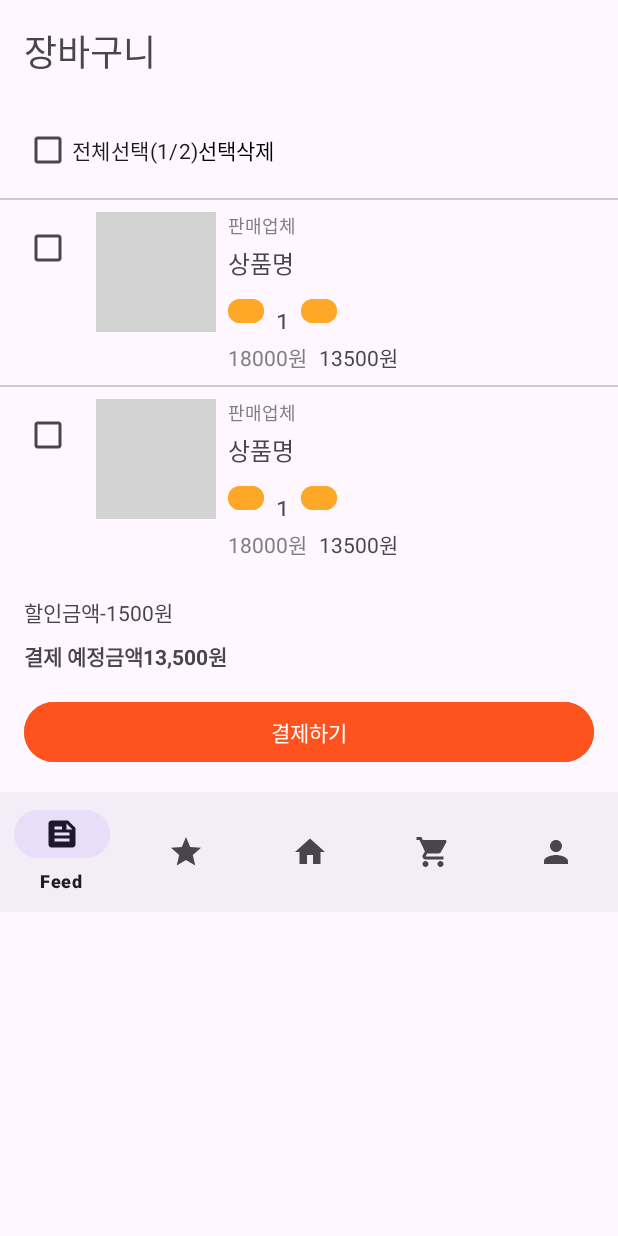
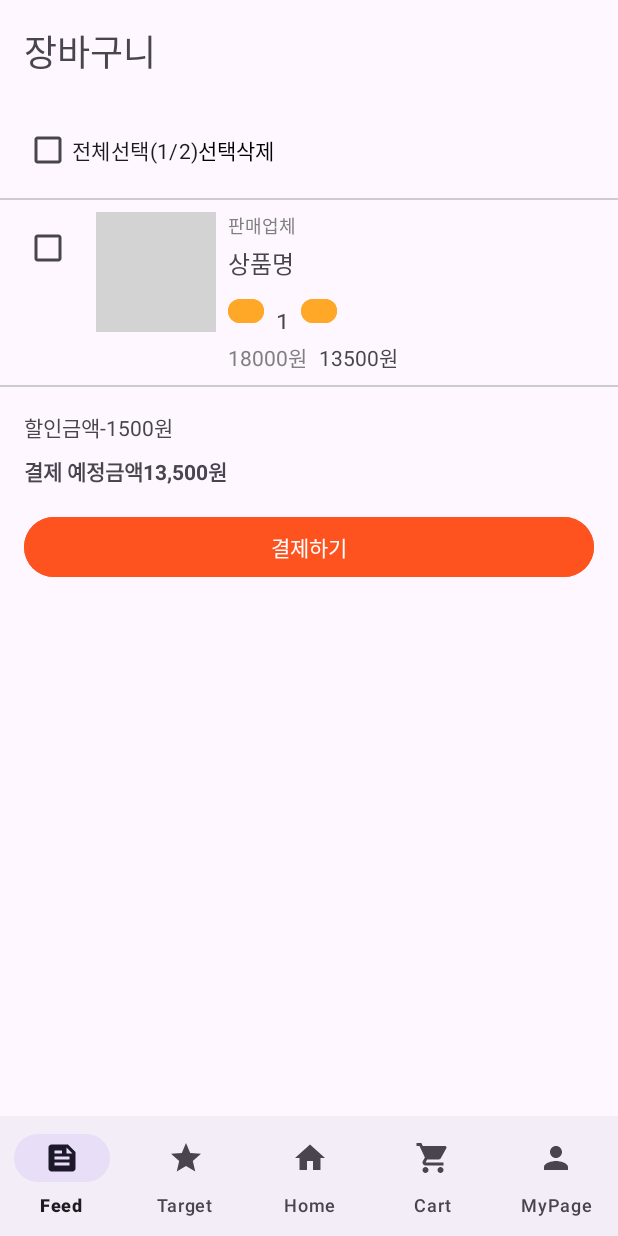
Before and after one commit to SWchangUpCapston/OMR_Application, an Android app: the layout activity_cart.xml on its own in the app's theme, with its tools: preview values and no code run, on a phone screen of 412 x 824 dp. Run offline under Robolectric (Android 15) with nearby library versions, the phone set to English and light mode, and no system bars.

Commit message:
페이지별 하단 메뉴바 생성

```diff
--- a/app/src/main/res/layout/activity_cart.xml
+++ b/app/src/main/res/layout/activity_cart.xml
@@ -1,9 +1,21 @@
 <?xml version="1.0" encoding="utf-8"?>
-<LinearLayout xmlns:android="http://schemas.android.com/apk/res/android"
+<RelativeLayout xmlns:android="http://schemas.android.com/apk/res/android"
     xmlns:app="http://schemas.android.com/apk/res-auto"
+    android:layout_width="match_parent"
+    android:layout_height="match_parent">
+
+    <!-- Scrollable 콘텐츠 -->
+    <ScrollView
+        android:id="@+id/scroll_container"
+        android:layout_width="match_parent"
+        android:layout_height="match_parent"
+        android:layout_above="@id/bottom_navigation">
+
+        <LinearLayout
             android:orientation="vertical"
             android:layout_width="match_parent"
-    android:layout_height="match_parent">
+            android:layout_height="wrap_content"
+            android:paddingBottom="80dp">
 
             <!-- 장바구니 제목 -->
             <TextView
@@ -41,7 +53,8 @@
                 android:layout_height="1dp"
                 android:background="#CCCCCC" />
 
-    <!-- 장바구니 아이템 (하나만 예시로 보여줌) -->
+            <!-- 장바구니 아이템 예시 -->
+            <!-- (중복된 구조이므로 실제 앱에서는 RecyclerView 사용 권장) -->
             <LinearLayout
                 android:layout_width="match_parent"
                 android:layout_height="wrap_content"
@@ -120,7 +133,7 @@
                             android:layout_height="wrap_content"
                             android:text="18000원"
                             android:textColor="#808080"
-                    android:textSize="14sp"/>
+                            android:textSize="14sp" />
 
                         <TextView
                             android:layout_width="wrap_content"
@@ -137,116 +150,15 @@
                 android:layout_width="match_parent"
                 android:layout_height="1dp"
                 android:background="#CCCCCC" />
-    <LinearLayout
-        android:id="@+id/cart_item"
-        android:layout_width="match_parent"
-        android:layout_height="wrap_content"
-        android:orientation="horizontal"
-        android:padding="8dp">
-
-        <CheckBox
-            android:id="@+id/item_checkbox"
-            android:layout_width="wrap_content"
-            android:layout_height="wrap_content" />
-
-        <ImageView
-            android:id="@+id/item_image"
-            android:layout_width="80dp"
-            android:layout_height="80dp"
-            android:layout_marginStart="8dp"
-            android:background="#D3D3D3" />
-
-        <LinearLayout
-            android:layout_width="0dp"
-            android:layout_height="wrap_content"
-            android:layout_weight="1"
-            android:orientation="vertical"
-            android:layout_marginStart="8dp">
-
-            <TextView
-                android:id="@+id/store_name"
-                android:layout_width="wrap_content"
-                android:layout_height="wrap_content"
-                android:text="판매업체"
-                android:textColor="#808080"
-                android:textSize="12sp" />
-
-            <TextView
-                android:id="@+id/product_name"
-                android:layout_width="wrap_content"
-                android:layout_height="wrap_content"
-                android:text="상품명"
-                android:textSize="16sp"
-                android:layout_marginTop="4dp" />
-
-            <!-- 수량 조절 -->
-            <LinearLayout
-                android:layout_width="wrap_content"
-                android:layout_height="wrap_content"
-                android:orientation="horizontal"
-                android:layout_marginTop="8dp">
-
-                <Button
-                    android:id="@+id/decrease_quantity"
-                    android:layout_width="24dp"
-                    android:layout_height="24dp"
-                    android:text="-"
-                    android:backgroundTint="#FFA726"
-                    android:textColor="@android:color/white" />
-
-                <TextView
-                    android:id="@+id/quantity_text"
-                    android:layout_width="wrap_content"
-                    android:layout_height="wrap_content"
-                    android:text="1"
-                    android:layout_marginHorizontal="8dp"
-                    android:textSize="16sp" />
-
-                <Button
-                    android:id="@+id/increase_quantity"
-                    android:layout_width="24dp"
-                    android:layout_height="24dp"
-                    android:text="+"
-                    android:backgroundTint="#FFA726"
-                    android:textColor="@android:color/white" />
-            </LinearLayout>
-
-            <!-- 가격 정보 -->
-            <LinearLayout
-                android:layout_width="wrap_content"
-                android:layout_height="wrap_content"
-                android:orientation="horizontal"
-                android:layout_marginTop="8dp">
-
-                <TextView
-                    android:id="@+id/original_price"
-                    android:layout_width="wrap_content"
-                    android:layout_height="wrap_content"
-                    android:text="18000원"
-                    android:textColor="#808080"
-                    android:textSize="14sp"/>
-
-                <TextView
-                    android:id="@+id/sale_price"
-                    android:layout_width="wrap_content"
-                    android:layout_height="wrap_content"
-                    android:text="13500원"
-                    android:textSize="14sp"
-                    android:layout_marginStart="8dp" />
-            </LinearLayout>
-        </LinearLayout>
-    </LinearLayout>
 
             <!-- 결제 요약 -->
-
-    <!-- 하단 네비게이션 바 -->
             <LinearLayout
                 android:layout_width="match_parent"
                 android:layout_height="wrap_content"
                 android:orientation="vertical"
                 android:padding="16dp">
 
-        <!-- 예시: 할인 금액 -->
+                <!-- 할인 금액 -->
                 <LinearLayout
                     android:layout_width="match_parent"
                     android:layout_height="wrap_content"
@@ -263,7 +175,7 @@
                         android:text="-1500원" />
                 </LinearLayout>
 
-        <!-- 예시: 결제 예정 금액 -->
+                <!-- 결제 예정 금액 -->
                 <LinearLayout
                     android:layout_width="match_parent"
                     android:layout_height="wrap_content"
@@ -293,11 +205,16 @@
                     android:text="결제하기"
                     android:textColor="@android:color/white" />
             </LinearLayout>
-    <!-- 하단 네비게이션 바 -->
+        </LinearLayout>
+    </ScrollView>
+
+    <!-- 하단 고정 BottomNavigationView -->
     <com.google.android.material.bottomnavigation.BottomNavigationView
         android:id="@+id/bottom_navigation"
         android:layout_width="match_parent"
         android:layout_height="wrap_content"
         android:layout_alignParentBottom="true"
-        app:menu="@menu/activity_bottom_panel" />
-</LinearLayout>
+        app:menu="@menu/activity_bottom_panel"
+        app:labelVisibilityMode="labeled"/>
+
+</RelativeLayout>
--- a/app/src/main/res/layout/activity_feed.xml
+++ b/app/src/main/res/layout/activity_feed.xml
@@ -1,8 +1,12 @@
 <?xml version="1.0" encoding="utf-8"?>
-<ScrollView xmlns:android="http://schemas.android.com/apk/res/android"
+<RelativeLayout xmlns:android="http://schemas.android.com/apk/res/android"
+    xmlns:app="http://schemas.android.com/apk/res-auto"
+    android:layout_width="match_parent"
+    android:layout_height="match_parent">
+
+    <ScrollView
         android:layout_width="match_parent"
         android:layout_height="match_parent"
-    xmlns:app="http://schemas.android.com/apk/res-auto"
         android:background="@android:color/white">
 
         <LinearLayout
@@ -445,14 +449,16 @@
                         android:layout_width="0dp"
                         android:layout_height="1dp" />
                 </LinearLayout>
+            </LinearLayout>
+
+        </LinearLayout>
+    </ScrollView>
     <!-- 하단 네비게이션 바 -->
     <com.google.android.material.bottomnavigation.BottomNavigationView
         android:id="@+id/bottom_navigation"
         android:layout_width="match_parent"
         android:layout_height="wrap_content"
         android:layout_alignParentBottom="true"
-                app:menu="@menu/activity_bottom_panel" />
-        </LinearLayout>
-
-    </LinearLayout>
-</ScrollView>
+        app:menu="@menu/activity_bottom_panel"
+        app:labelVisibilityMode="labeled"/>
+</RelativeLayout>
--- a/app/src/main/res/layout/activity_home.xml
+++ b/app/src/main/res/layout/activity_home.xml
@@ -278,5 +278,6 @@
         android:layout_width="match_parent"
         android:layout_height="wrap_content"
         android:layout_alignParentBottom="true"
-        app:menu="@menu/activity_bottom_panel" />
+        app:menu="@menu/activity_bottom_panel"
+        app:labelVisibilityMode="labeled"/>
 </RelativeLayout>
--- a/app/src/main/res/layout/activity_profile.xml
+++ b/app/src/main/res/layout/activity_profile.xml
@@ -289,4 +289,12 @@
 
         </LinearLayout>
     </ScrollView>
+    <!-- 하단 네비게이션 바 -->
+    <com.google.android.material.bottomnavigation.BottomNavigationView
+        android:id="@+id/bottom_navigation"
+        android:layout_width="match_parent"
+        android:layout_height="wrap_content"
+        android:layout_alignParentBottom="true"
+        app:menu="@menu/activity_bottom_panel"
+        app:labelVisibilityMode="labeled"/>
 </RelativeLayout>
--- a/app/src/main/res/layout/activity_target_result.xml
+++ b/app/src/main/res/layout/activity_target_result.xml
@@ -1,9 +1,15 @@
 <?xml version="1.0" encoding="utf-8"?>
-<ScrollView xmlns:android="http://schemas.android.com/apk/res/android"
+<RelativeLayout xmlns:android="http://schemas.android.com/apk/res/android"
+    xmlns:app="http://schemas.android.com/apk/res-auto"
+    android:id="@+id/root_layout"
+    android:layout_width="match_parent"
+    android:layout_height="match_parent"
+    android:background="@android:color/white">
+    <ScrollView
         android:id="@+id/target_result"
         android:layout_width="match_parent"
         android:layout_height="match_parent"
-    android:background="@android:color/white"
+        android:layout_above="@id/bottom_navigation"
         android:padding="16dp">
 
         <LinearLayout
@@ -347,3 +353,12 @@
 
         </LinearLayout>
     </ScrollView>
+    <!-- 하단 네비게이션 바 -->
+    <com.google.android.material.bottomnavigation.BottomNavigationView
+        android:id="@+id/bottom_navigation"
+        android:layout_width="match_parent"
+        android:layout_height="wrap_content"
+        android:layout_alignParentBottom="true"
+        app:menu="@menu/activity_bottom_panel"
+        app:labelVisibilityMode="labeled" />
+</RelativeLayout>
```
Lines whose indentation alone changed are shown as unchanged.
